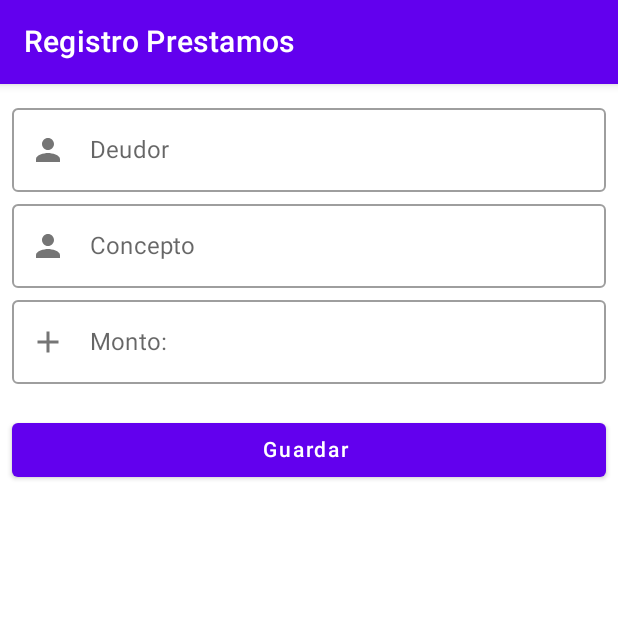
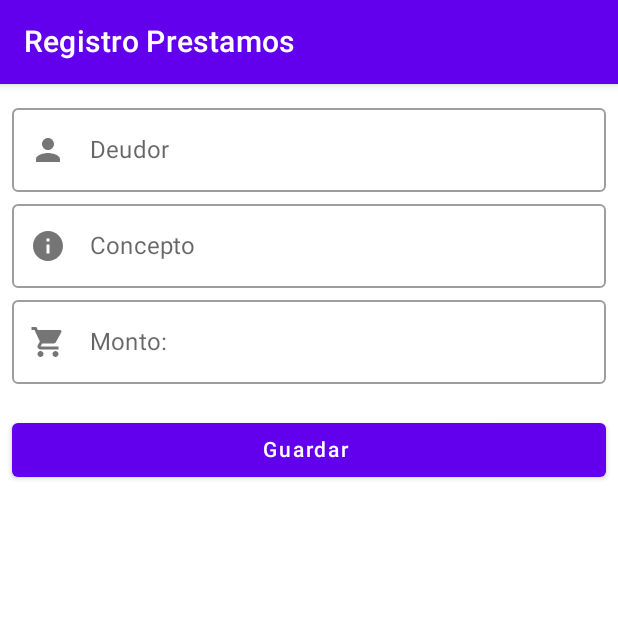
Before and after one commit to StephanyPB/P1-AP2-Stephany-2018-0654, an Android app built with Jetpack Compose: the RegistroPrestamoScreen screen opened through its navigation route, on a phone screen of 412 x 824 dp, the top half of it. Run offline under Robolectric (Android 15) with nearby library versions, the phone set to English and light mode, and no system bars; our stand-ins replace Dagger/Hilt's generated code, Room's generated code.

Commit message:
Cambiando iconos del registro

```diff
--- a/app/src/main/java/com/example/p1_ap2_stephany_2018_0654/ui/components/prestamo/RegistroPrestamoScreen.kt
+++ b/app/src/main/java/com/example/p1_ap2_stephany_2018_0654/ui/components/prestamo/RegistroPrestamoScreen.kt
@@ -5,8 +5,7 @@ import androidx.compose.foundation.layout.fillMaxWidth
 import androidx.compose.foundation.layout.padding
 import androidx.compose.material.*
 import androidx.compose.material.icons.Icons
-import androidx.compose.material.icons.filled.Add
-import androidx.compose.material.icons.filled.Person
+import androidx.compose.material.icons.filled.*
 import androidx.compose.runtime.Composable
 import androidx.compose.ui.Modifier
 import androidx.compose.ui.unit.dp
@@ -46,7 +45,7 @@ fun RegistroPrestamoScreen(navHostController: NavHostController, viewModel: Pres
                     },
                     leadingIcon = {
                         Icon(
-                            imageVector = Icons.Default.Person,
+                            imageVector = Icons.Default.Info,
                             contentDescription = null)
                     }
                 )
@@ -55,7 +54,7 @@ fun RegistroPrestamoScreen(navHostController: NavHostController, viewModel: Pres
                     label = { Text("Monto:") },
                     leadingIcon = {
                         Icon(
-                            imageVector = Icons.Default.Add,
+                            imageVector = Icons.Default.ShoppingCart,
                             contentDescription = null) },
                     value = viewModel.monto,
                     onValueChange = { viewModel.monto = it },
```
